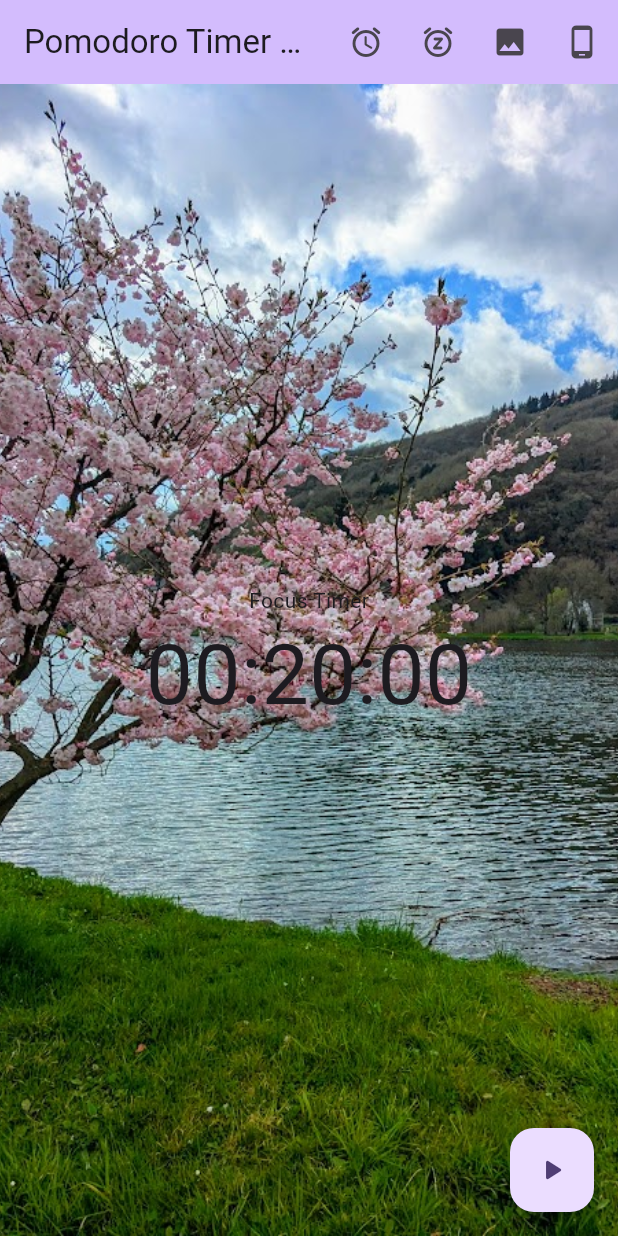
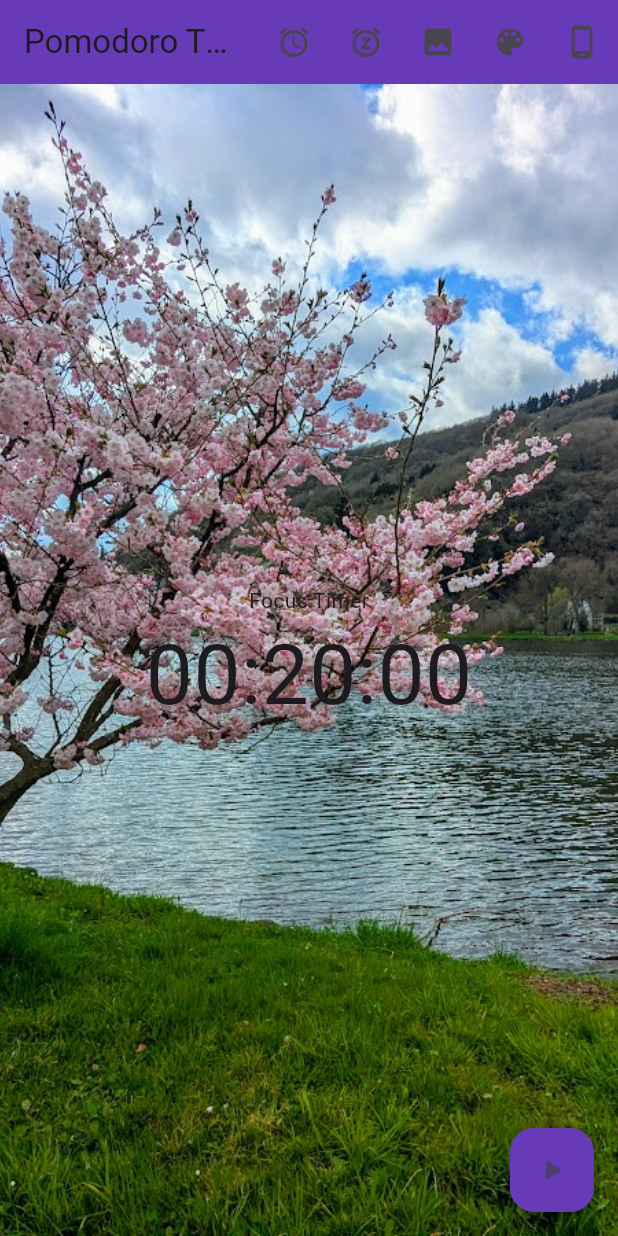
Before and after one commit to ReadingOwl3000/fl_studyapp, a Flutter app: the screen it shows after launch, on a phone screen of 412 x 824 dp. Run offline on Flutter 3.47's test engine with Material 3 defaults, Android fonts, the phone set to English and light mode, and no system bars; our stand-ins replace audioplayers, file_picker, flutter_colorpicker, shared_preferences, wakelock_plus.

Commit message:
add a feature to change the app color, using color picker package

```diff
--- a/lib/functions/dark_light_mode_changer.dart
+++ b/lib/functions/dark_light_mode_changer.dart
@@ -7,6 +7,12 @@ class DarkLightModeChanger extends ChangeNotifier {
   static const IconData lightMode = Icons.light_mode_outlined;
   //late String modeString;
   late ThemeMode mode = ThemeMode.system;
+  late Color color = Colors.deepPurple;
+
+  void notify() {
+    notifyListeners();
+  }
+
   void getModePrefs() async {
     final SharedPreferences prefs = await SharedPreferences.getInstance();
     var modeString = prefs.getString("mode") ?? "system";
--- a/lib/main.dart
+++ b/lib/main.dart
@@ -1,3 +1,4 @@
+import 'package:fl_studyapp/Pages/color_picker.dart';
 import 'package:fl_studyapp/Pages/input_time_dialog.dart';
 import 'package:fl_studyapp/functions/dark_light_mode_changer.dart';
 import 'package:fl_studyapp/timer.dart';
@@ -32,11 +33,13 @@ class MyApp extends StatelessWidget {
             title: 'Pomodoro Timer App',
             debugShowCheckedModeBanner: false,
             theme: ThemeData(
-              colorScheme: ColorScheme.fromSeed(seedColor: Colors.deepPurple),
+              colorScheme: ColorScheme.fromSeed(
+                seedColor: darkLightModeChanger.color,
+              ), //Colors.deepPurple),
             ),
             darkTheme: ThemeData(
               colorScheme: ColorScheme.fromSeed(
-                seedColor: Colors.deepPurple,
+                seedColor: darkLightModeChanger.color, // Colors.deepPurple,
                 brightness: Brightness.dark,
               ),
               brightness: Brightness.dark,
@@ -88,7 +91,9 @@ class MyHomePageState extends State<MyHomePage> {
       builder:
           (context, darkLightModeChanger, _) => Scaffold(
             appBar: AppBar(
-              backgroundColor: Theme.of(context).colorScheme.inversePrimary,
+              backgroundColor:
+                  darkLightModeChanger
+                      .color, //Theme.of(context).colorScheme.inversePrimary,
               title: Text(widget.title),
               actions: [
                 IconButton(
@@ -112,6 +117,13 @@ class MyHomePageState extends State<MyHomePage> {
                   },
                   icon: Icon(Icons.image),
                   tooltip: "change background image",
+                ),
+                IconButton(
+                  onPressed: () {
+                    ColorPickerDialog.show(darkLightModeChanger);
+                  },
+                  icon: Icon(Icons.color_lens_rounded),
+                  tooltip: "change color",
                 ),
                 IconButton(
                   onPressed: () {
@@ -145,6 +157,8 @@ class MyHomePageState extends State<MyHomePage> {
             ),
 
             floatingActionButton: FloatingActionButton(
+              focusColor: darkLightModeChanger.color,
+              backgroundColor: darkLightModeChanger.color,
               onPressed: () {
                 var timer = Provider.of<StudyTimer>(listen: false, context);
                 if (!timer.isPlaying) {
```
Also changed, not shown: lib/Pages/color_picker.dart (added, +49 -0 lines).
